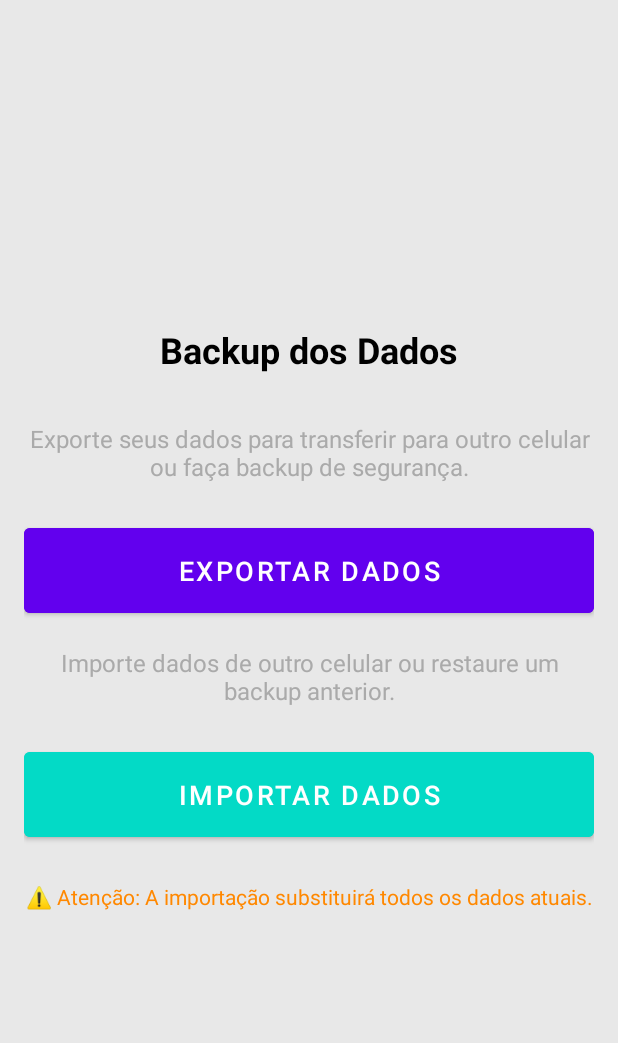
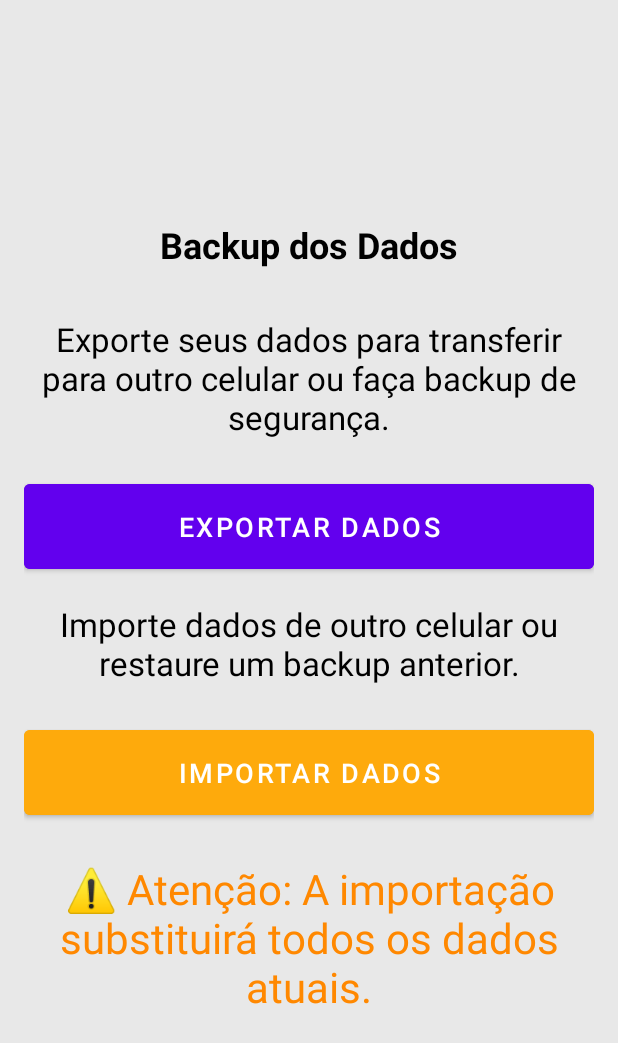
Before and after one commit to BetoGJ/MemoriaViva, an Android app: the fragment BackupFragment shown on its own in the app's theme, on a phone screen of 412 x 824 dp. Shown: the top 1043 px of the screen. Run offline under Robolectric (Android 15) with nearby library versions, the phone set to English and light mode, and no system bars.

Commit message:
Troca de cores e tamanho textos

```diff
--- a/app/src/main/res/layout/fragment_backup.xml
+++ b/app/src/main/res/layout/fragment_backup.xml
@@ -18,11 +18,11 @@
     <TextView
         android:layout_width="match_parent"
         android:layout_height="wrap_content"
+        android:layout_marginBottom="24dp"
         android:text="Exporte seus dados para transferir para outro celular ou faça backup de segurança."
-        android:textSize="16sp"
-        android:layout_marginBottom="24dp"
         android:textAlignment="center"
-        android:textColor="@android:color/darker_gray" />
+        android:textColor="@color/black"
+        android:textSize="22sp" />
 
     <Button
         android:id="@+id/buttonExport"
@@ -37,28 +37,28 @@
     <TextView
         android:layout_width="match_parent"
         android:layout_height="wrap_content"
+        android:layout_marginBottom="24dp"
         android:text="Importe dados de outro celular ou restaure um backup anterior."
-        android:textSize="16sp"
-        android:layout_marginBottom="24dp"
         android:textAlignment="center"
-        android:textColor="@android:color/darker_gray" />
+        android:textColor="@color/black"
+        android:textSize="22sp" />
 
     <Button
         android:id="@+id/buttonImport"
         android:layout_width="match_parent"
         android:layout_height="wrap_content"
+        android:backgroundTint="?android:attr/colorPressedHighlight"
+        android:padding="16dp"
         android:text="Importar Dados"
-        android:textSize="18sp"
-        android:padding="16dp"
-        android:backgroundTint="@color/design_default_color_secondary" />
+        android:textSize="18sp" />
 
     <TextView
         android:layout_width="match_parent"
         android:layout_height="wrap_content"
+        android:layout_marginTop="24dp"
         android:text="⚠️ Atenção: A importação substituirá todos os dados atuais."
-        android:textSize="14sp"
-        android:layout_marginTop="24dp"
         android:textAlignment="center"
-        android:textColor="@android:color/holo_orange_dark" />
+        android:textColor="@android:color/holo_orange_dark"
+        android:textSize="28sp" />
 
 </LinearLayout>
```
Also changed, not shown: app/src/main/res/layout/activity_alongamento.xml (+7 -7 lines), app/src/main/res/layout/fragment_home.xml (+12 -12 lines), app/src/main/res/layout/fragment_monitoramento.xml (+4 -4 lines), app/src/main/res/layout/fragment_notifications.xml (+8 -4 lines), app/src/main/res/layout/fragment_rastreio.xml (+11 -9 lines).
